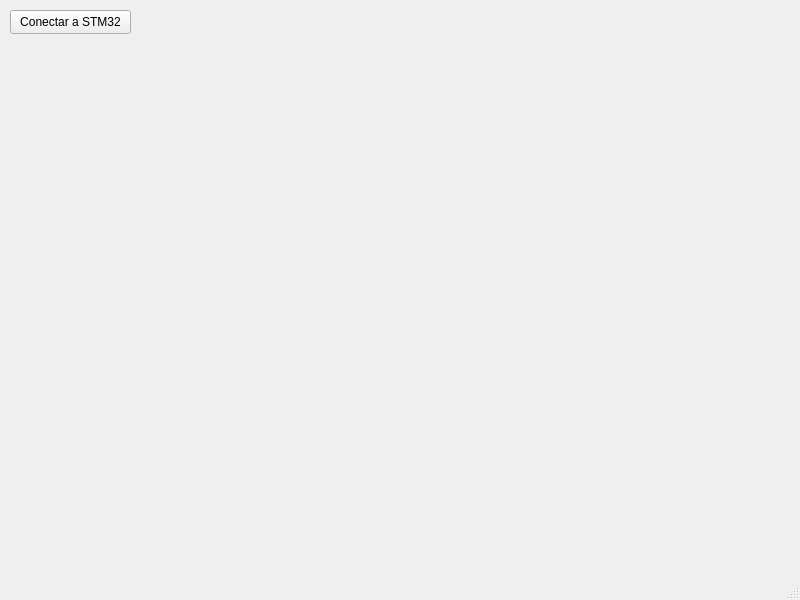
Before: the Qt Designer form mainwindow.ui in jairsl2206/PlotterIPN, drawn with Qt 5.
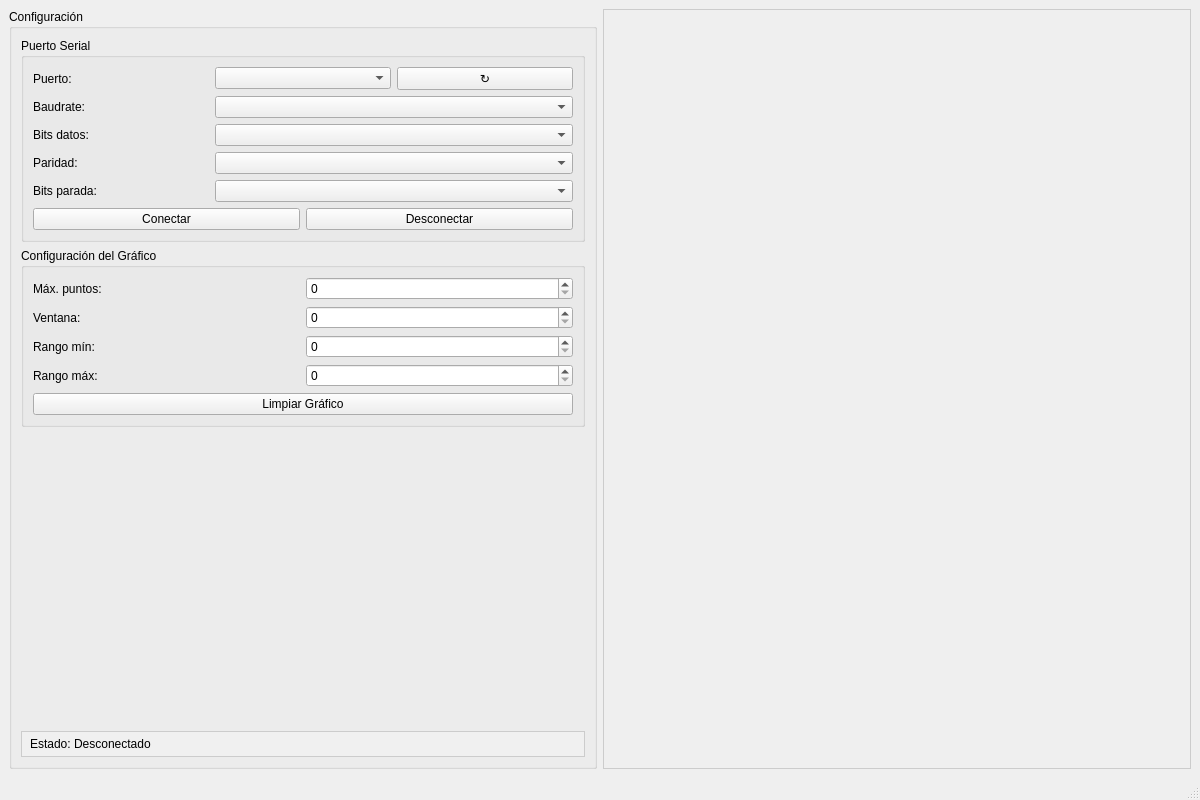
After: the same form once the commit is applied.

Commit message: Se mejora la interfaz del usuario, se agrega configuración para comunicación serial

```diff
--- a/mainwindow.ui
+++ b/mainwindow.ui
@@ -6,27 +6,201 @@
    <rect>
     <x>0</x>
     <y>0</y>
-    <width>800</width>
-    <height>600</height>
+    <width>1200</width>
+    <height>800</height>
    </rect>
   </property>
   <property name="windowTitle">
    <string>MainWindow</string>
   </property>
   <widget class="QWidget" name="centralwidget">
-   <widget class="QPushButton" name="connectButton">
-    <property name="geometry">
-     <rect>
-      <x>10</x>
-      <y>10</y>
-      <width>121</width>
-      <height>24</height>
-     </rect>
-    </property>
-    <property name="text">
-     <string>Conectar a STM32</string>
-    </property>
-   </widget>
+   <layout class="QHBoxLayout" name="horizontalLayout_main">
+    <item>
+     <widget class="QGroupBox" name="controlsGroupBox">
+      <property name="title">
+       <string>Configuración</string>
+      </property>
+      <property name="maximumWidth">
+       <number>300</number>
+      </property>
+      <layout class="QVBoxLayout" name="verticalLayout_controls">
+       <item>
+        <widget class="QGroupBox" name="serialGroupBox">
+         <property name="title">
+          <string>Puerto Serial</string>
+         </property>
+         <layout class="QGridLayout" name="gridLayout_serial">
+          <item row="0" column="0">
+           <widget class="QLabel" name="portLabel">
+            <property name="text">
+             <string>Puerto:</string>
+            </property>
+           </widget>
+          </item>
+          <item row="0" column="1">
+           <widget class="QComboBox" name="portComboBox"/>
+          </item>
+          <item row="0" column="2">
+           <widget class="QPushButton" name="refreshButton">
+            <property name="text">
+             <string>↻</string>
+            </property>
+            <property name="maximumWidth">
+             <number>30</number>
+            </property>
+           </widget>
+          </item>
+          <item row="1" column="0">
+           <widget class="QLabel" name="baudRateLabel">
+            <property name="text">
+             <string>Baudrate:</string>
+            </property>
+           </widget>
+          </item>
+          <item row="1" column="1" colspan="2">
+           <widget class="QComboBox" name="baudRateComboBox"/>
+          </item>
+          <item row="2" column="0">
+           <widget class="QLabel" name="dataBitsLabel">
+            <property name="text">
+             <string>Bits datos:</string>
+            </property>
+           </widget>
+          </item>
+          <item row="2" column="1" colspan="2">
+           <widget class="QComboBox" name="dataBitsComboBox"/>
+          </item>
+          <item row="3" column="0">
+           <widget class="QLabel" name="parityLabel">
+            <property name="text">
+             <string>Paridad:</string>
+            </property>
+           </widget>
+          </item>
+          <item row="3" column="1" colspan="2">
+           <widget class="QComboBox" name="parityComboBox"/>
+          </item>
+          <item row="4" column="0">
+           <widget class="QLabel" name="stopBitsLabel">
+            <property name="text">
+             <string>Bits parada:</string>
+            </property>
+           </widget>
+          </item>
+          <item row="4" column="1" colspan="2">
+           <widget class="QComboBox" name="stopBitsComboBox"/>
+          </item>
+          <item row="5" column="0" colspan="3">
+           <layout class="QHBoxLayout" name="horizontalLayout_buttons">
+            <item>
+             <widget class="QPushButton" name="connectButton">
+              <property name="text">
+               <string>Conectar</string>
+              </property>
+             </widget>
+            </item>
+            <item>
+             <widget class="QPushButton" name="disconnectButton">
+              <property name="text">
+               <string>Desconectar</string>
+              </property>
+             </widget>
+            </item>
+           </layout>
+          </item>
+         </layout>
+        </widget>
+       </item>
+       <item>
+        <widget class="QGroupBox" name="chartGroupBox">
+         <property name="title">
+          <string>Configuración del Gráfico</string>
+         </property>
+         <layout class="QGridLayout" name="gridLayout_chart">
+          <item row="0" column="0">
+           <widget class="QLabel" name="maxPointsLabel">
+            <property name="text">
+             <string>Máx. puntos:</string>
+            </property>
+           </widget>
+          </item>
+          <item row="0" column="1">
+           <widget class="QSpinBox" name="maxPointsSpinBox"/>
+          </item>
+          <item row="1" column="0">
+           <widget class="QLabel" name="windowSizeLabel">
+            <property name="text">
+             <string>Ventana:</string>
+            </property>
+           </widget>
+          </item>
+          <item row="1" column="1">
+           <widget class="QSpinBox" name="windowSizeSpinBox"/>
+          </item>
+          <item row="2" column="0">
+           <widget class="QLabel" name="minRangeLabel">
+            <property name="text">
+             <string>Rango mín:</string>
+            </property>
+           </widget>
+          </item>
+          <item row="2" column="1">
+           <widget class="QSpinBox" name="minRangeSpinBox"/>
+          </item>
+          <item row="3" column="0">
+           <widget class="QLabel" name="maxRangeLabel">
+            <property name="text">
+             <string>Rango máx:</string>
+            </property>
+           </widget>
+          </item>
+          <item row="3" column="1">
+           <widget class="QSpinBox" name="maxRangeSpinBox"/>
+          </item>
+          <item row="4" column="0" colspan="2">
+           <widget class="QPushButton" name="clearButton">
+            <property name="text">
+             <string>Limpiar Gráfico</string>
+            </property>
+           </widget>
+          </item>
+         </layout>
+        </widget>
+       </item>
+       <item>
+        <spacer name="verticalSpacer">
+         <property name="orientation">
+          <enum>Qt::Vertical</enum>
+         </property>
+         <property name="sizeHint" stdset="0">
+          <size>
+           <width>20</width>
+           <height>40</height>
+          </size>
+         </property>
+        </spacer>
+       </item>
+       <item>
+        <widget class="QLabel" name="statusLabel">
+         <property name="text">
+          <string>Estado: Desconectado</string>
+         </property>
+         <property name="styleSheet">
+          <string>QLabel { padding: 5px; background-color: #f0f0f0; border: 1px solid #ccc; }</string>
+         </property>
+        </widget>
+       </item>
+      </layout>
+     </widget>
+    </item>
+    <item>
+     <widget class="QWidget" name="chartWidget" native="true">
+      <property name="styleSheet">
+       <string>QWidget { border: 1px solid #ccc; }</string>
+      </property>
+     </widget>
+    </item>
+   </layout>
   </widget>
   <widget class="QMenuBar" name="menubar">
    <property name="geometry">
```
Left out of the diff: 6 changed lines with no effect on the pictures. The commit also changes 10 other files.
